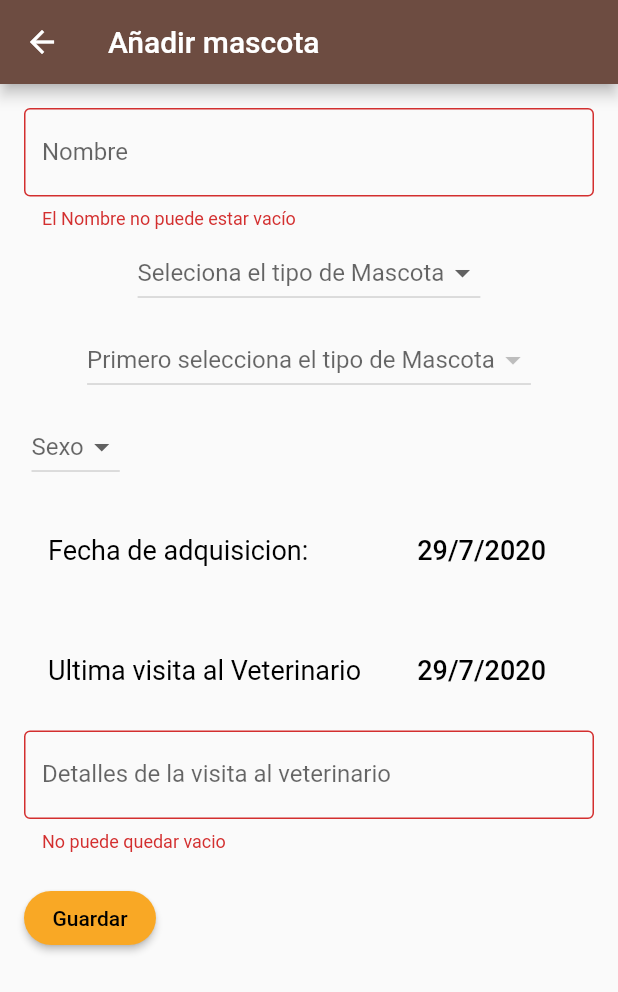
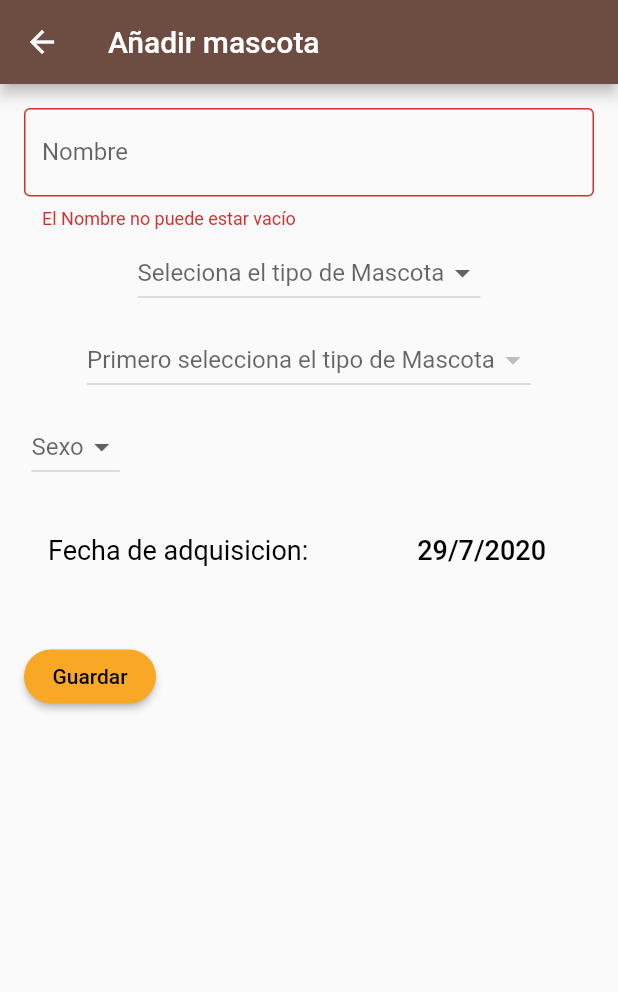
Before and after one commit to samtts14/PetsCare, a Flutter app: the AddAnimalPage screen opened directly, after a tap on "Guardar", on a phone screen of 412 x 824 dp. Shown: the top 992 px of the screen. Run offline on Flutter 3.47's test engine with Material 2 defaults, Android fonts, the phone set to English and light mode, and no system bars; our stand-ins replace bloc, carousel_pro, cloud_firestore, equatable, firebase_auth, flutter_bloc and 8 more; missing offline and left inert: android_alarm_manager, flutter_auth_buttons, flutter_pdfview; accounts and stored records are empty.

Commit message:
Se le cambio el nombre del servicio de animales y se borro lo de ultima vista al veterinario

```diff
--- a/app_tesis/lib/Servicios/firestore_service_mascotas.dart
+++ b/app_tesis/lib/Servicios/firestore_service_mascotas.dart
@@ -2,15 +2,15 @@
 import 'package:cloud_firestore/cloud_firestore.dart';
 import 'package:firebase_auth/firebase_auth.dart';
 
-class FirestoreService{
-  static final FirestoreService _firestoreService = FirestoreService._internal();
+class FirestoreServiceAnimal{
+  static final FirestoreServiceAnimal _firestoreService = FirestoreServiceAnimal._internal();
   Firestore _db= Firestore.instance;
 
-  FirestoreService._internal();
+  FirestoreServiceAnimal._internal();
 
 
 
-  factory FirestoreService(){
+  factory FirestoreServiceAnimal(){
     return _firestoreService;
   }
 
@@ -41,4 +41,6 @@
     return _db.collection('pets').document(animal.id).updateData(animal.toMap());
   }
 
+
+
 }
--- a/app_tesis/lib/h-animal/add_animal.dart
+++ b/app_tesis/lib/h-animal/add_animal.dart
@@ -324,36 +324,6 @@ class _AddAnimalPageState extends State<AddAnimalPage> {
                   ],
                 ),
               ),
-              new Padding(
-                padding: const EdgeInsets.all(16.0),
-                child: new Row(
-                  children: <Widget>[
-                    new Expanded(child: Text("Ultima visita al Veterinario",style: new TextStyle(fontSize:18.0, color: Colors.black))),
-                    new FlatButton(
-                      onPressed: ()=> _selectVetDate(context),
-                      child: Text(_dateString, style: new TextStyle(fontSize: 18.0, color: Colors.black),))
-                  ],
-                ),
-              ),
-              TextFormField(
-                textInputAction: TextInputAction.next,
-                // onEditingComplete: (){
-                //   FocusScope.of(context).requestFocus(_descriptionNode);
-                // },
-
-                validator: (value){
-                  detalleVet= value;
-                  if(value == null || value.isEmpty){
-                    return "No puede quedar vacio";
-                  }
-                  return null;
-                },
-                decoration: InputDecoration(
-                  labelText: "Detalles de la visita al veterinario",
-                  border: OutlineInputBorder()
-                ),
-              ),
-
               const SizedBox(height:20.0),
               RaisedButton(
                 color: Colors.yellow[800],
@@ -382,7 +352,7 @@ class _AddAnimalPageState extends State<AddAnimalPage> {
 
                         id: widget.animal.id
                       );
-                       await FirestoreService().updateAnimal(animal);
+                       await FirestoreServiceAnimal().updateAnimal(animal);
                       }else{
                        Animal animal =  Animal(
                         especie: especie,
@@ -395,7 +365,7 @@ class _AddAnimalPageState extends State<AddAnimalPage> {
 
 
                       );
-                        await  FirestoreService().addAnimal(animal);
+                        await  FirestoreServiceAnimal().addAnimal(animal);
                       }
                       Navigator.pop(context);
                     } catch (e) {
--- a/app_tesis/lib/screen/home/Historial/add_historial.dart
+++ b/app_tesis/lib/screen/home/Historial/add_historial.dart
@@ -25,6 +25,7 @@ class _AddHistorialPageState extends State<AddHistorialPage> {
   DateTime _dueDate = new DateTime.now();
     String _dateText = 'Elegir fecha';
   String _selectedDate = 'Elegir fecha';
+  String mascotaId = "";
   final FirebaseAuth _firebaseAuth = FirebaseAuth.instance;
   var mascota;
 
@@ -124,6 +125,7 @@ class _AddHistorialPageState extends State<AddHistorialPage> {
                           final snackBar = SnackBar(
                             content: Text("Selecciono a ${mascotas}",style: TextStyle(color: Colors.cyan)),
                             );
+
                             Scaffold.of(context).showSnackBar(snackBar);
                             setState(() {
                               mascota = mascotas;
--- a/app_tesis/lib/screen/home/Historial/animales.dart
+++ b/app_tesis/lib/screen/home/Historial/animales.dart
@@ -21,7 +21,7 @@ class Mascotas extends StatelessWidget {
         backgroundColor: Colors.brown[600],
       ),
      body: StreamBuilder(
-       stream: FirestoreService().getAnimales(email),
+       stream: FirestoreServiceAnimal().getAnimales(email),
        builder: (BuildContext context, AsyncSnapshot <List<Animal>> snapshot){
          if(snapshot.hasError || !snapshot.hasData){
            return CircularProgressIndicator();//cargando. Hay que centrarlo
@@ -92,8 +92,8 @@ class Mascotas extends StatelessWidget {
   void _deleteAnimal(BuildContext context,String id, mascota) async{
     if(await _showConfirmationDialog(context)){
       try {
-            await FirestoreService().deleteAnimal(id);
-            await FirestoreService().deleteAnimalFromHistorial(mascota);
+            await FirestoreServiceAnimal().deleteAnimal(id);
+            await FirestoreServiceAnimal().deleteAnimalFromHistorial(mascota);
         } catch (e) {
           print(e);
      }
--- a/app_tesis/lib/src/bloc/repository/user_repository.dart
+++ b/app_tesis/lib/src/bloc/repository/user_repository.dart
@@ -57,7 +57,7 @@ class UserRepository{
                         owner: user.email.toString(),
                         fecha: "Fecha"
                       );
-                        await  FirestoreService().addAnimal(animal);
+                        await  FirestoreServiceAnimal().addAnimal(animal);
 
       return result;
     }catch(e){
```
